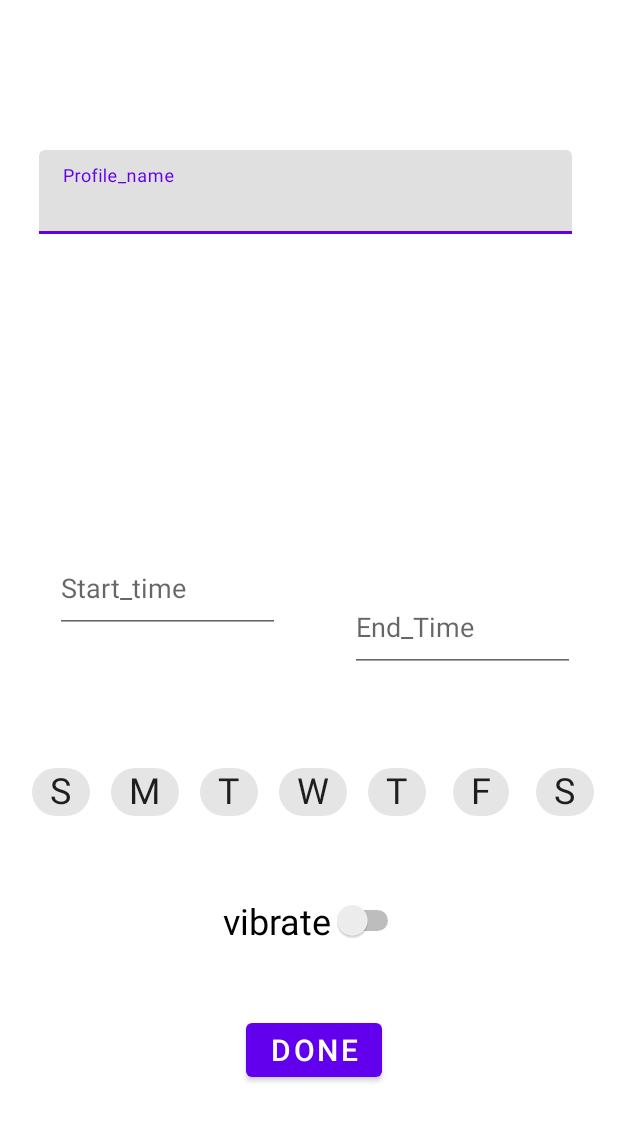
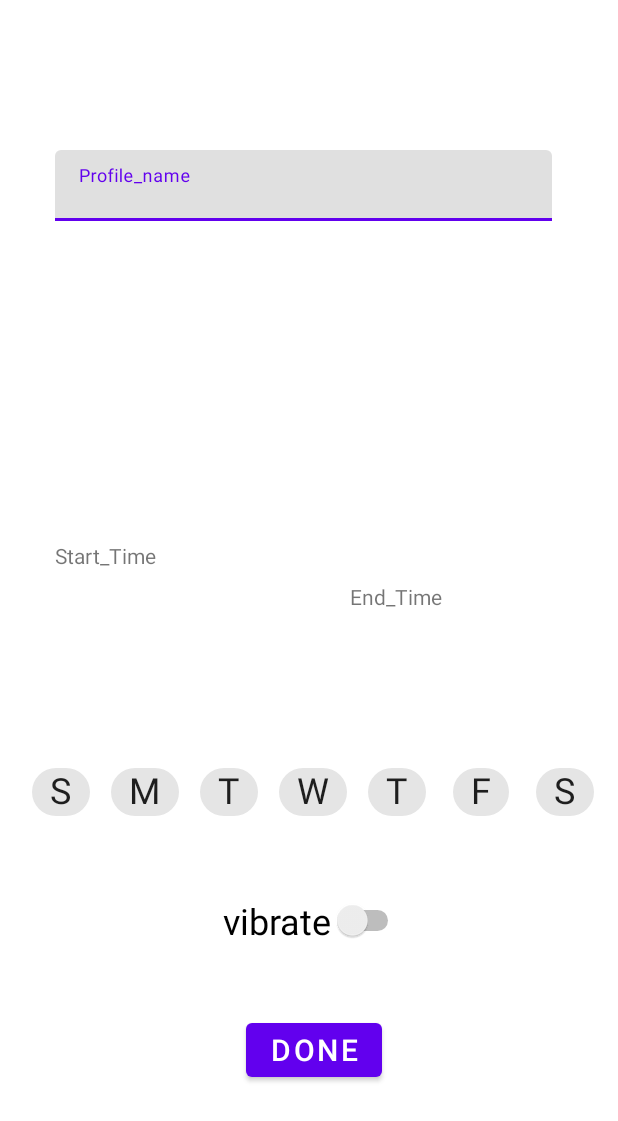
Before and after one commit to manish-Raghav/Silllent_Hours, an Android app: the floatData screen opened directly, with no data from a screen before it, on a phone screen of 412 x 824 dp. Shown: the top 1121 px of the screen. Run offline under Robolectric (Android 15) with nearby library versions, the phone set to English and light mode, and no system bars.

Commit message:
Broad data

```diff
--- a/app/src/main/AndroidManifest.xml
+++ b/app/src/main/AndroidManifest.xml
@@ -28,6 +28,8 @@
         <activity
             android:name=".MainActivity"
             android:exported="false"></activity>
+
+        <receiver android:name=".MyReciever"/>
     </application>
 
 </manifest>
--- /dev/null
+++ b/app/src/main/java/com/example/silennt_hours/Mydata.kt
@@ -0,0 +1,3 @@
+package com.example.silennt_hours
+
+data class Mydata(val nm:String , val stTime:String,val edTime:String,val su:Int ,val mu:Int,val tu:Int ,val we:Int,val th:Int , val fri:Int,val sat:Int)
--- a/app/src/main/java/com/example/silennt_hours/splesh.kt
+++ b/app/src/main/java/com/example/silennt_hours/splesh.kt
@@ -16,6 +16,6 @@ class splesh : AppCompatActivity() {
             val  intet = Intent(this ,MainActivity::class.java)
             startActivity(intet)
             finish()
-        },4000)
+        },3000)
     }
 }
--- a/app/src/main/res/layout/activity_float_data.xml
+++ b/app/src/main/res/layout/activity_float_data.xml
@@ -8,8 +8,8 @@
 
     <com.google.android.material.textfield.TextInputLayout
         android:id="@+id/textField"
-        android:layout_width="355dp"
-        android:layout_height="57dp"
+        android:layout_width="331dp"
+        android:layout_height="47dp"
         android:layout_marginTop="100dp"
         android:hint="Profile_name"
         app:layout_constraintEnd_toEndOf="parent"
@@ -19,7 +19,7 @@
 
         <com.google.android.material.textfield.TextInputEditText
             android:layout_width="match_parent"
-            android:layout_height="wrap_content" />
+            android:layout_height="match_parent" />
 
     </com.google.android.material.textfield.TextInputLayout>
 
@@ -108,32 +108,28 @@
 
     </com.google.android.material.chip.ChipGroup>
 
-    <EditText
+    <TextView
         android:id="@+id/sttime"
         android:layout_width="150dp"
         android:layout_height="60dp"
         android:layout_marginStart="16dp"
         android:layout_marginEnd="17dp"
         android:layout_marginBottom="44dp"
-        android:ems="10"
-        android:hint="Start_time"
-        android:inputType="textPersonName"
+        android:text="Start_Time"
         app:layout_constraintBottom_toTopOf="@+id/chipGroup"
         app:layout_constraintEnd_toStartOf="@+id/edtime"
         app:layout_constraintStart_toStartOf="parent"
         app:layout_constraintTop_toBottomOf="@+id/textField"
         app:layout_constraintVertical_bias="0.844" />
 
-    <EditText
+    <TextView
         android:id="@+id/edtime"
         android:layout_width="150dp"
         android:layout_height="60dp"
         android:layout_marginStart="8dp"
         android:layout_marginEnd="8dp"
+        android:text="End_Time"
         android:layout_marginBottom="56dp"
-        android:ems="10"
-        android:hint="End_Time"
-        android:inputType="textPersonName"
         app:layout_constraintBottom_toTopOf="@+id/chipGroup"
         app:layout_constraintEnd_toEndOf="parent"
         app:layout_constraintStart_toEndOf="@+id/sttime" />
--- a/app/src/main/res/values/themes.xml
+++ b/app/src/main/res/values/themes.xml
@@ -1,6 +1,19 @@
 <resources xmlns:tools="http://schemas.android.com/tools">
     <!-- Base application theme. -->
     <style name="Theme.Silennt_Hours" parent="Theme.MaterialComponents.DayNight.NoActionBar">
+        <!-- Primary brand color. -->
+        <item name="colorPrimary">@color/purple_500</item>
+        <item name="colorPrimaryVariant">@color/purple_700</item>
+        <item name="colorOnPrimary">@color/white</item>
+        <!-- Secondary brand color. -->
+        <item name="colorSecondary">@color/teal_200</item>
+        <item name="colorSecondaryVariant">@color/teal_700</item>
+        <item name="colorOnSecondary">#E5E7E9</item>
+        <!-- Status bar color. -->
+        <item name="android:statusBarColor" tools:targetApi="l">#E5E7E9</item>
+    </style>
+
+    <style name="Theme.floatData" parent="Theme.MaterialComponents.DayNight.NoActionBar">
         <!-- Primary brand color. -->
         <item name="colorPrimary">@color/purple_500</item>
         <item name="colorPrimaryVariant">@color/purple_700</item>
```
Also changed, not shown: app/src/main/java/com/example/silennt_hours/MyReciever.kt (added, +15 -0 lines), app/src/main/java/com/example/silennt_hours/floatData.kt (+229 -1 lines).
